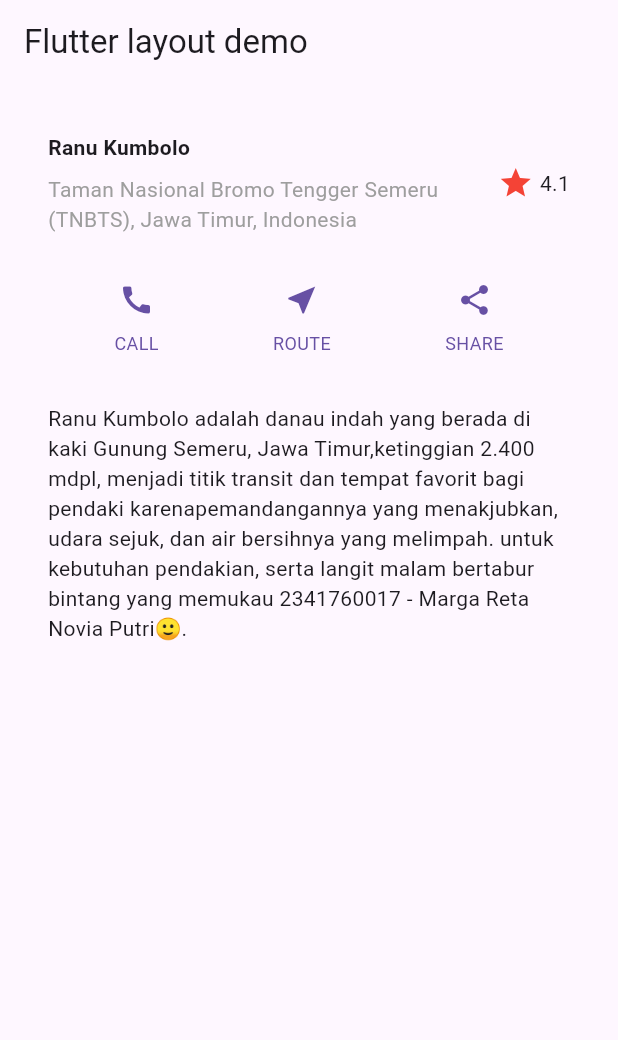
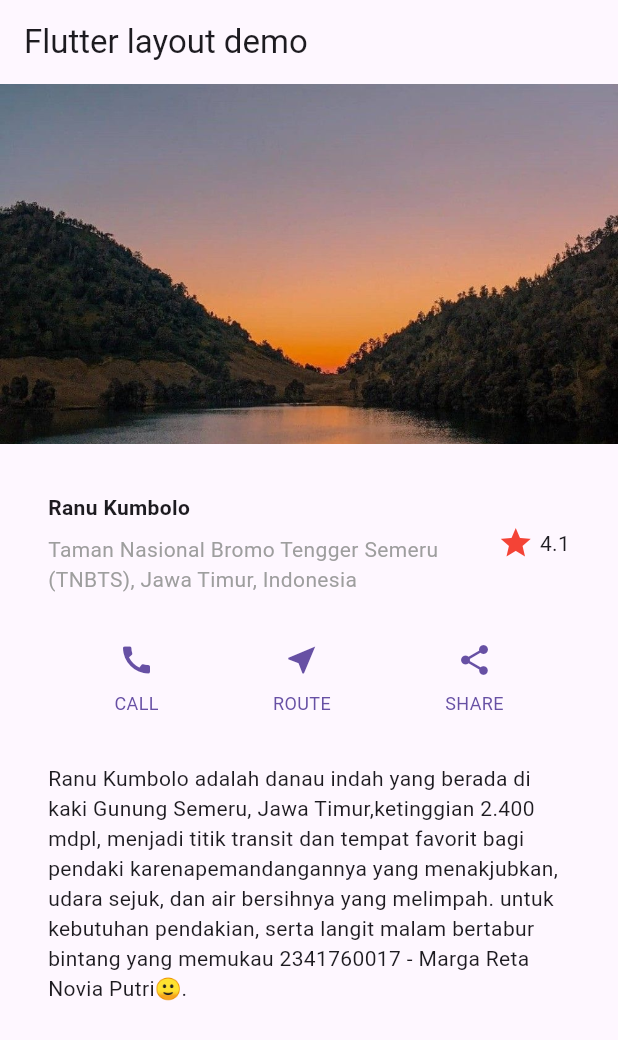
Before and after one commit to margaretanp/Pemrograman-Mobile, a Flutter app: the screen it shows after launch, on a phone screen of 412 x 824 dp. Shown: the top 1040 px of the screen. Run offline on Flutter 3.47's test engine with Material 3 defaults, Android fonts, the light colour scheme and no system bars.

```diff
--- a/jobsheet_5/layout_flutter/lib/main.dart
+++ b/jobsheet_5/layout_flutter/lib/main.dart
@@ -74,8 +74,15 @@ Widget textSection = Container(
         appBar: AppBar(
           title: const Text('Flutter layout demo'),
         ),
-        body: Column(
-          children: [titleSection, buttonSection, textSection], // ganti Hello World dengan titleSection
+        body: ListView(
+          children: [
+            Image.asset(
+              'image/ranu_kumbolo.jpg',
+              width: 600,
+              height: 240,
+              fit: BoxFit.cover,
+            ),
+            titleSection, buttonSection, textSection], // ganti Hello World dengan titleSection
         ),
       ),
     );
--- a/jobsheet_5/layout_flutter/pubspec.yaml
+++ b/jobsheet_5/layout_flutter/pubspec.yaml
@@ -51,11 +51,9 @@ dev_dependencies:
 
 # The following section is specific to Flutter packages.
 flutter:
-
-  # The following line ensures that the Material Icons font is
-  # included with your application, so that you can use the icons in
-  # the material Icons class.
   uses-material-design: true
+  assets:
+    - image/ranu_kumbolo.jpg
 
   # To add assets to your application, add an assets section, like this:
   # assets:
```
Also changed, not shown: jobsheet_5/layout_flutter/image/p4_langkah1.png (added), jobsheet_5/layout_flutter/image/p4_langkah2.png (added), jobsheet_5/layout_flutter/image/ranu_kumbolo.jpg (added), 1 other file.
